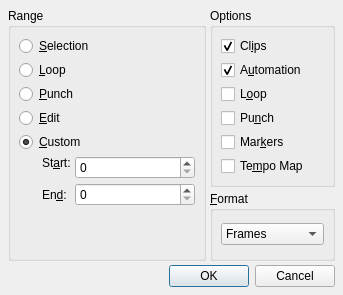
Before: the Qt Designer form src/qtractorEditRangeForm.ui in rncbc/qtractor, drawn with Qt 5.
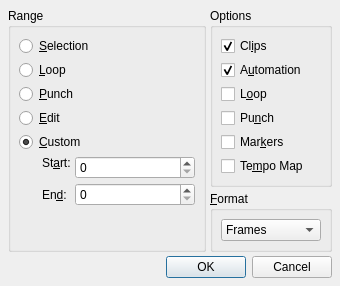
After: the same form once the commit is applied. Icons and pictures are not drawn. Custom widgets are drawn as their Qt base class.

```diff
--- a/src/qtractorEditRangeForm.ui
+++ b/src/qtractorEditRangeForm.ui
@@ -26,8 +26,8 @@
    <rect>
     <x>0</x>
     <y>0</y>
-    <width>343</width>
-    <height>295</height>
+    <width>340</width>
+    <height>280</height>
    </rect>
   </property>
   <property name="focusPolicy">
```
Left out of the diff: 3 changed lines with no effect on the pictures.
